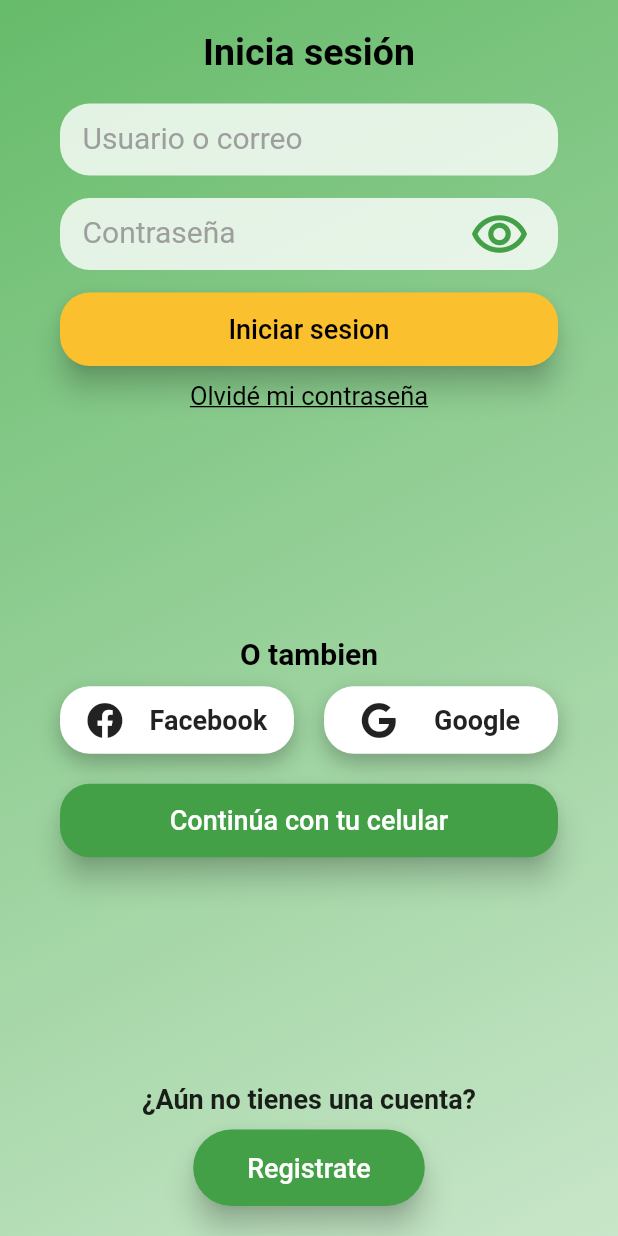
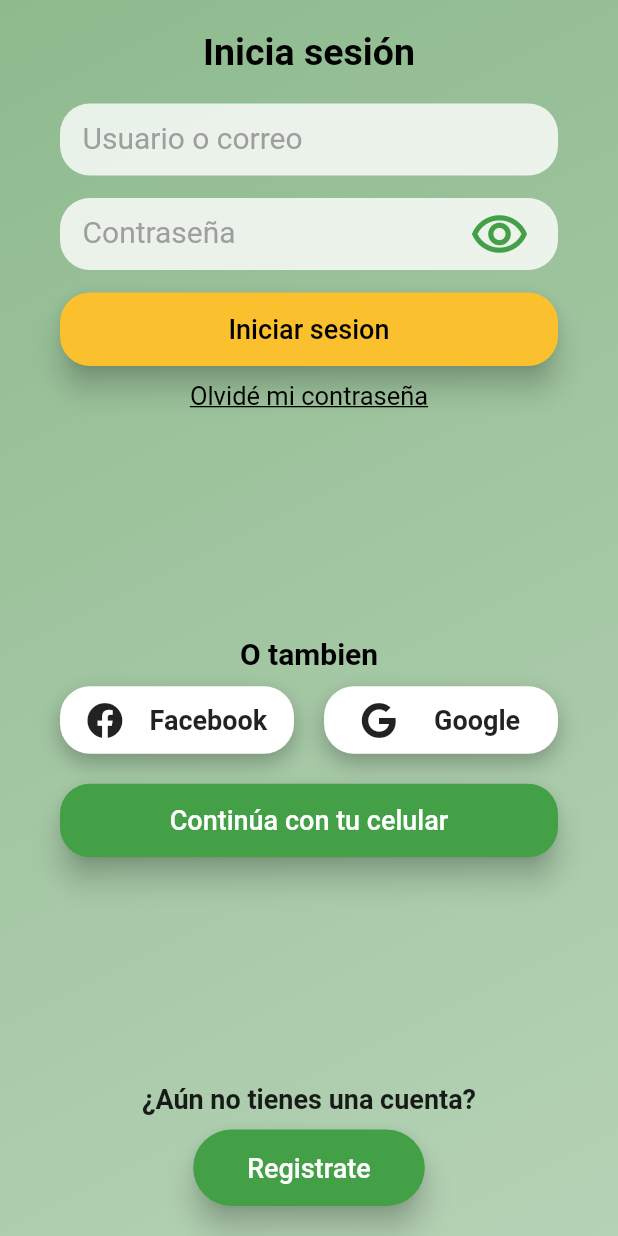
Before and after one commit to PACOdergod/propuesta-manzana, a Flutter app: the screen it shows after launch, on a phone screen of 412 x 824 dp. Run offline on Flutter 3.47's test engine with Material 2 defaults, Android fonts, the phone set to English and light mode, and no system bars; our stand-ins replace font_awesome_flutter.

Commit message:
el background del login ya esta animado, pero lo mejarare para que tambien cambio la posicion de los colores

```diff
--- a/lib/pages/login_page.dart
+++ b/lib/pages/login_page.dart
@@ -1,4 +1,5 @@
 import 'package:flutter/material.dart';
+import 'package:login_manzana/widgets/animated_background.dart';
 import 'package:login_manzana/widgets/my_icon_boton.dart';
 import 'package:login_manzana/widgets/principal_boton.dart';
 
@@ -12,30 +13,12 @@ class LoginPage extends StatelessWidget {
           child: Stack(
             children: [
 
-              _Back(),
+              AnimatedBackground(),
 
               _Body(),
 
             ],
           ),
-        ),
-      ),
-    );
-  }
-}
-
-class _Back extends StatelessWidget {
-  @override
-  Widget build(BuildContext context) {
-    return Container(
-      decoration: BoxDecoration(
-        gradient: LinearGradient(
-          colors: [
-            Colors.green.shade400,
-            Colors.green.shade100
-          ],
-          begin: Alignment.topLeft,
-          end: Alignment.bottomRight
         ),
       ),
     );
--- /dev/null
+++ b/lib/widgets/animated_background.dart
@@ -0,0 +1,53 @@
+import 'package:flutter/material.dart';
+
+class AnimatedBackground extends StatefulWidget {
+  @override
+  _AnimatedBackgroundState createState() => _AnimatedBackgroundState();
+}
+
+class _AnimatedBackgroundState extends State<AnimatedBackground>
+  with SingleTickerProviderStateMixin
+{
+  double _opacidad1 = .1;
+  double _opacidad2 = .6;
+  double _valor1 = .1;
+  double _valor2 = .6;
+
+  @override
+  Widget build(BuildContext context) {
+    return
+    TweenAnimationBuilder<double?>(
+      tween: Tween(
+        begin: _opacidad1,
+        end: _opacidad2
+      ),
+      duration: Duration(seconds: 10),
+      onEnd: (){
+        setState(() {
+          _opacidad1==_valor1
+          ? _opacidad1=_valor2
+          : _opacidad1=_valor1;
+
+          _opacidad2==_valor1
+          ? _opacidad2=_valor2
+          : _opacidad2=_valor1;
+        });
+      },
+      builder: (context, value, child){
+        return Container(
+        decoration: BoxDecoration(
+          gradient: LinearGradient(
+            colors: [
+              Color.fromRGBO(30, 120, 30, value!),
+              Color.fromRGBO(30, 120, 30, .8-value),
+            ],
+            begin: Alignment.topLeft,
+            end: Alignment.bottomRight
+          ),
+        ),
+        );
+      },
+    );
+
+  }
+}
```
